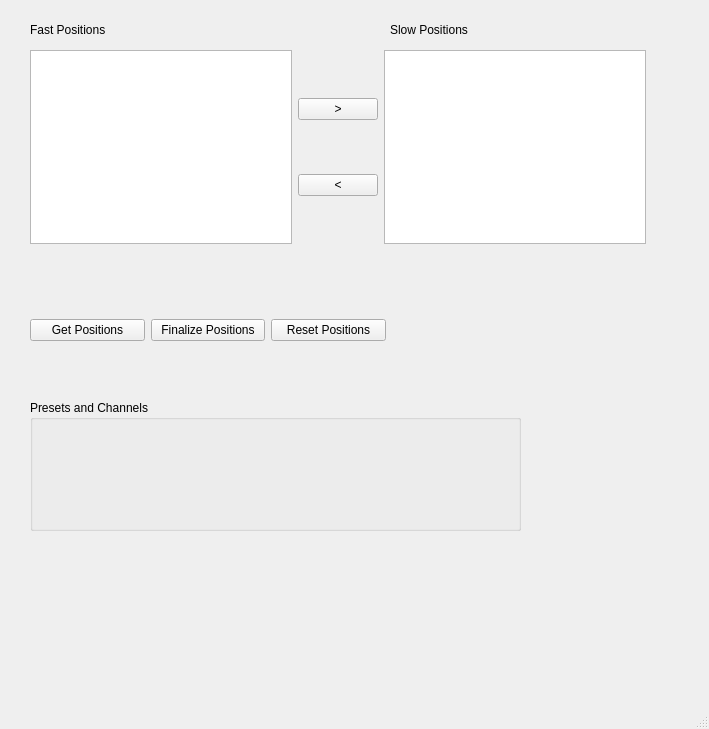
This is Events.ui in karempudi/GUIs as Qt 5 draws it before an edit. The edited form follows.
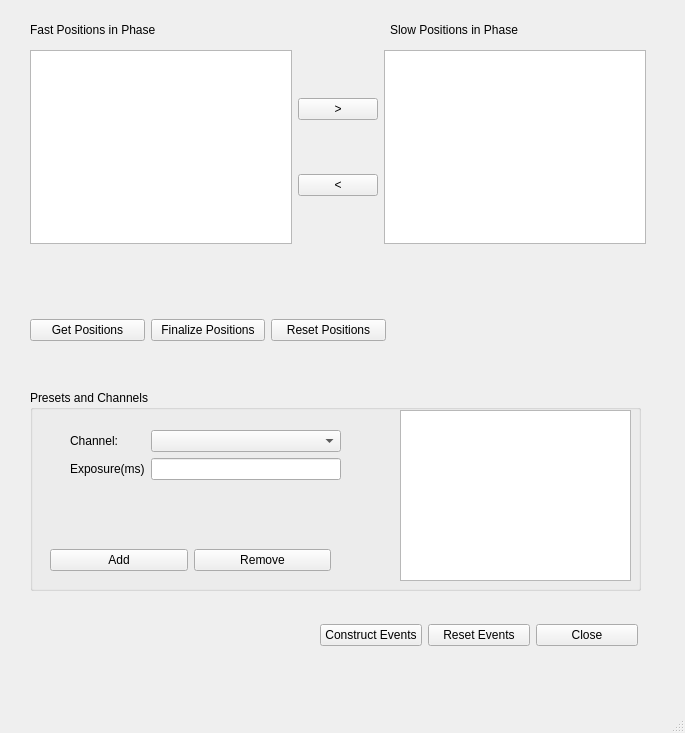
This is the edited form.

Commit message: Events window coming along well

```diff
--- a/Events.ui
+++ b/Events.ui
@@ -6,8 +6,8 @@
    <rect>
     <x>0</x>
     <y>0</y>
-    <width>709</width>
-    <height>729</height>
+    <width>685</width>
+    <height>733</height>
    </rect>
   </property>
   <property name="windowTitle">
@@ -19,12 +19,12 @@
      <rect>
       <x>30</x>
       <y>20</y>
-      <width>211</width>
+      <width>171</width>
       <height>19</height>
      </rect>
     </property>
     <property name="text">
-     <string>Fast Positions</string>
+     <string>Fast Positions in Phase</string>
     </property>
    </widget>
    <widget class="QWidget" name="horizontalLayoutWidget">
@@ -65,26 +65,94 @@
      <rect>
       <x>390</x>
       <y>20</y>
-      <width>111</width>
+      <width>171</width>
       <height>19</height>
      </rect>
     </property>
     <property name="text">
-     <string>Slow Positions</string>
+     <string>Slow Positions in Phase</string>
     </property>
    </widget>
    <widget class="QGroupBox" name="presetsBox">
     <property name="geometry">
      <rect>
       <x>30</x>
-      <y>400</y>
-      <width>491</width>
-      <height>131</height>
+      <y>390</y>
+      <width>611</width>
+      <height>201</height>
      </rect>
     </property>
     <property name="title">
      <string>Presets and Channels</string>
     </property>
+    <widget class="QWidget" name="horizontalLayoutWidget_3">
+     <property name="geometry">
+      <rect>
+       <x>20</x>
+       <y>150</y>
+       <width>281</width>
+       <height>41</height>
+      </rect>
+     </property>
+     <layout class="QHBoxLayout" name="presetsLayout">
+      <item>
+       <widget class="QPushButton" name="addPresetButton">
+        <property name="text">
+         <string>Add</string>
+        </property>
+       </widget>
+      </item>
+      <item>
+       <widget class="QPushButton" name="removePresetButton">
+        <property name="text">
+         <string>Remove</string>
+        </property>
+       </widget>
+      </item>
+     </layout>
+    </widget>
+    <widget class="QListWidget" name="channelExposureList">
+     <property name="geometry">
+      <rect>
+       <x>370</x>
+       <y>20</y>
+       <width>231</width>
+       <height>171</height>
+      </rect>
+     </property>
+    </widget>
+    <widget class="QWidget" name="formLayoutWidget">
+     <property name="geometry">
+      <rect>
+       <x>40</x>
+       <y>40</y>
+       <width>271</width>
+       <height>91</height>
+      </rect>
+     </property>
+     <layout class="QFormLayout" name="channelExposureLayout">
+      <item row="0" column="0">
+       <widget class="QLabel" name="channelLabel">
+        <property name="text">
+         <string>Channel:</string>
+        </property>
+       </widget>
+      </item>
+      <item row="0" column="1">
+       <widget class="QComboBox" name="presets"/>
+      </item>
+      <item row="1" column="0">
+       <widget class="QLabel" name="exposureLabel">
+        <property name="text">
+         <string>Exposure(ms)</string>
+        </property>
+       </widget>
+      </item>
+      <item row="1" column="1">
+       <widget class="QLineEdit" name="exposure"/>
+      </item>
+     </layout>
+    </widget>
    </widget>
    <widget class="QWidget" name="horizontalLayoutWidget_2">
     <property name="geometry">
@@ -122,6 +190,39 @@
      </item>
     </layout>
    </widget>
+   <widget class="QWidget" name="horizontalLayoutWidget_4">
+    <property name="geometry">
+     <rect>
+      <x>320</x>
+      <y>610</y>
+      <width>318</width>
+      <height>51</height>
+     </rect>
+    </property>
+    <layout class="QHBoxLayout" name="eventButtonsLayout">
+     <item>
+      <widget class="QPushButton" name="constructEventsButton">
+       <property name="text">
+        <string>Construct Events</string>
+       </property>
+      </widget>
+     </item>
+     <item>
+      <widget class="QPushButton" name="resetEventsButton">
+       <property name="text">
+        <string>Reset Events</string>
+       </property>
+      </widget>
+     </item>
+     <item>
+      <widget class="QPushButton" name="closeWindowButton">
+       <property name="text">
+        <string>Close</string>
+       </property>
+      </widget>
+     </item>
+    </layout>
+   </widget>
   </widget>
   <widget class="QMenuBar" name="menubar">
    <property name="geometry">
```
Left out of the diff: 12 changed lines with no effect on the pictures. The commit also changes 5 other files.
